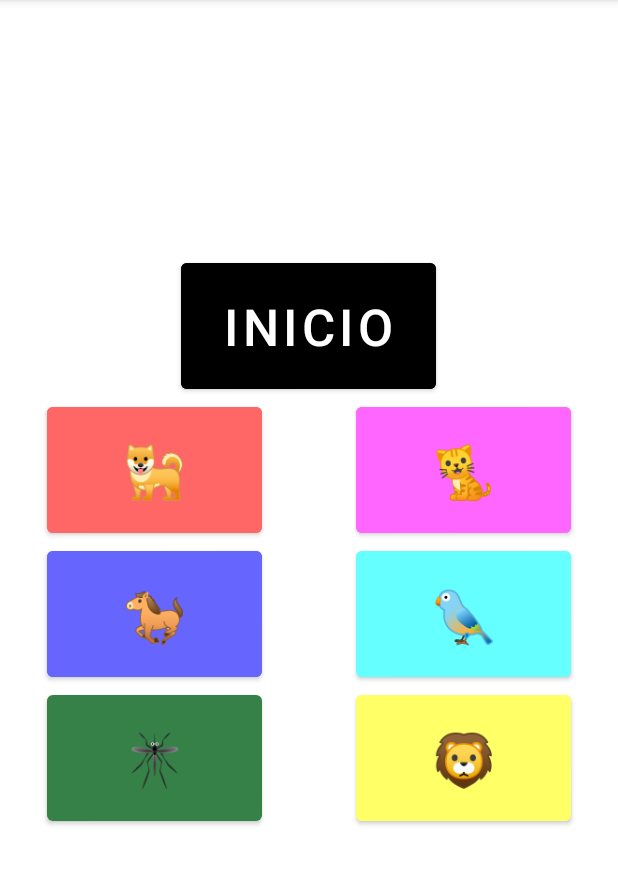
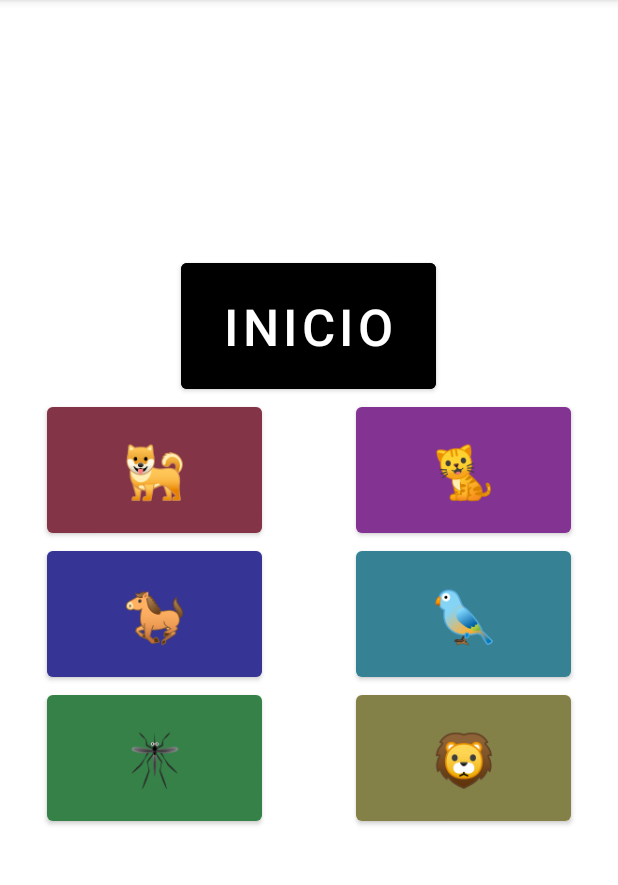
Before and after one commit to stompy-lizard/Laboratorio-6, an Android app: the screen it shows after launch (MainActivity), on a phone screen of 412 x 824 dp, the part 84-969 px from its top. Run offline under Robolectric (Android 15) with nearby library versions, the phone set to English and light mode, and no system bars.

Commit message:
Add button coloring on activity creation

```diff
--- a/app/src/main/java/com/example/sonidos/MainActivity.kt
+++ b/app/src/main/java/com/example/sonidos/MainActivity.kt
@@ -54,6 +54,11 @@ class MainActivity : AppCompatActivity() {
         buttons_colors.add(R.color.btn4)
         buttons_colors.add(R.color.btn5)
         buttons_colors.add(R.color.btn6)
+
+        // Poner colores a los botones.
+        buttons.forEachIndexed { i, btn ->
+            btn.setBackgroundColor(buttons_colors[i])
+        }
 
         // Se agrega la función a cada botón cuando se presiona.
         for (i in 0 until buttons.size) {
```
